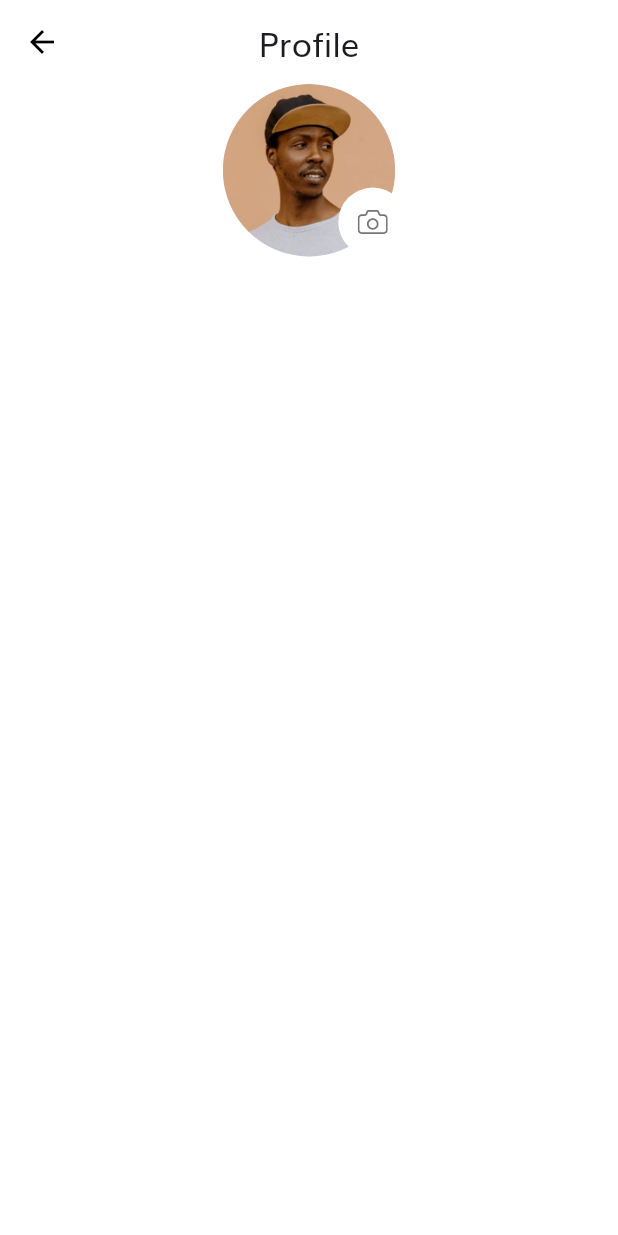
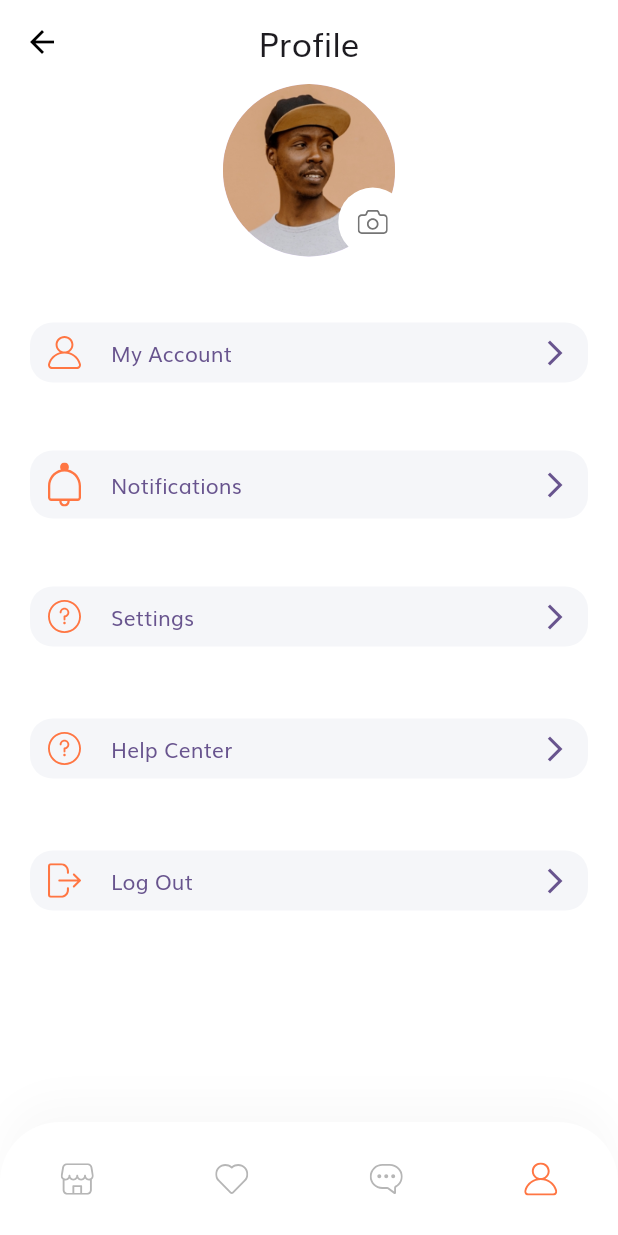
Before and after one commit to biswabikas/ecommerce, a Flutter app: the ProfileScreen screen opened by its route, on a phone screen of 412 x 824 dp. Run offline on Flutter 3.47's test engine with Material 3 defaults, Android fonts, the phone set to English and light mode, and no system bars; our stand-ins replace flutter_svg.

Commit message:
add:user_profile_screen

```diff
--- /dev/null
+++ b/lib/enums.dart
@@ -0,0 +1 @@
+enum Menustate { home, favourite, message, profile }
--- a/lib/main.dart
+++ b/lib/main.dart
@@ -33,7 +33,7 @@ class MyApp extends StatelessWidget {
         colorScheme: ColorScheme.fromSeed(seedColor: Colors.deepPurple),
         useMaterial3: true,
       ),
-      initialRoute: ProfileScreen.routename,
+      initialRoute: SplashScreen.routename,
       routes: routes,
     );
   }
--- a/lib/screens/home/home_screen.dart
+++ b/lib/screens/home/home_screen.dart
@@ -1,4 +1,6 @@
+import 'package:ecommerce_app/enums.dart';
 import 'package:ecommerce_app/screens/home/components/body.dart';
+import 'package:ecommerce_app/screens/profile/components/custom-bottom_nav_bar.dart';
 import 'package:flutter/material.dart';
 
 class HomeScreen extends StatelessWidget {
@@ -9,6 +11,7 @@ class HomeScreen extends StatelessWidget {
   Widget build(BuildContext context) {
     return const Scaffold(
       body: Body(),
+      bottomNavigationBar: CustomBottomNavBar(selectedmenu: Menustate.home),
     );
   }
 }
--- a/lib/screens/profile/components/body.dart
+++ b/lib/screens/profile/components/body.dart
@@ -1,3 +1,4 @@
+import 'package:ecommerce_app/screens/profile/components/profile_menu.dart';
 import 'package:ecommerce_app/screens/profile/components/profile_pic.dart';
 import 'package:flutter/material.dart';
 
@@ -12,12 +13,31 @@ class Body extends StatelessWidget {
         const SizedBox(
           height: 20,
         ),
-        TextButton(
-          onPressed: () {},
-          child: const Row(
-            children: [],
-          ),
-        )
+        ProfileMenu(
+          text: 'My Account',
+          icon: 'assets/icons/User Icon.svg',
+          press: () {},
+        ),
+        ProfileMenu(
+          text: 'Notifications',
+          icon: 'assets/icons/Bell.svg',
+          press: () {},
+        ),
+        ProfileMenu(
+          text: 'Settings',
+          icon: 'assets/icons/Question mark.svg',
+          press: () {},
+        ),
+        ProfileMenu(
+          text: 'Help Center',
+          icon: 'assets/icons/Question mark.svg',
+          press: () {},
+        ),
+        ProfileMenu(
+          text: 'Log Out',
+          icon: 'assets/icons/Log out.svg',
+          press: () {},
+        ),
       ],
     );
   }
--- /dev/null
+++ b/lib/screens/profile/components/custom-bottom_nav_bar.dart
@@ -0,0 +1,84 @@
+import 'package:ecommerce_app/constants.dart';
+import 'package:ecommerce_app/enums.dart';
+import 'package:ecommerce_app/screens/home/home_screen.dart';
+import 'package:ecommerce_app/screens/profile/profile_screen.dart';
+import 'package:flutter/material.dart';
+import 'package:flutter_svg/svg.dart';
+
+class CustomBottomNavBar extends StatelessWidget {
+  const CustomBottomNavBar({
+    super.key,
+    required this.selectedmenu,
+  });
+  final Menustate selectedmenu;
+
+  @override
+  Widget build(BuildContext context) {
+    const Color inactiveiconcolor = Color(0xFFB6B6B6);
+    return Container(
+      padding: const EdgeInsets.symmetric(vertical: 14),
+      decoration: BoxDecoration(
+        borderRadius: const BorderRadius.only(
+          topLeft: Radius.circular(40),
+          topRight: Radius.circular(40),
+        ),
+        color: Colors.white,
+        boxShadow: [
+          BoxShadow(
+            offset: const Offset(0, -15),
+            blurRadius: 20,
+            color: const Color(0xFFDADADA).withOpacity(0.15),
+          ),
+        ],
+      ),
+      child: SafeArea(
+        child: Row(
+          mainAxisAlignment: MainAxisAlignment.spaceAround,
+          children: [
+            IconButton(
+              onPressed: () {
+                Navigator.pushNamed(context, HomeScreen.routename);
+              },
+              icon: SvgPicture.asset(
+                'assets/icons/Shop Icon.svg',
+                // ignore: deprecated_member_use
+                color: Menustate.home == selectedmenu
+                    ? kPrimaryColor
+                    : inactiveiconcolor,
+              ),
+            ),
+            IconButton(
+              onPressed: () {},
+              icon: SvgPicture.asset(
+                'assets/icons/Heart Icon.svg',
+                color: Menustate.favourite == selectedmenu
+                    ? kPrimaryColor
+                    : inactiveiconcolor,
+              ),
+            ),
+            IconButton(
+              onPressed: () {},
+              icon: SvgPicture.asset(
+                'assets/icons/Chat bubble Icon.svg',
+              ),
+              color: Menustate.message == selectedmenu
+                  ? kPrimaryColor
+                  : inactiveiconcolor,
+            ),
+            IconButton(
+              onPressed: () {
+                Navigator.pushNamed(context, ProfileScreen.routename);
+              },
+              icon: SvgPicture.asset(
+                'assets/icons/User Icon.svg',
+                color: Menustate.profile == selectedmenu
+                    ? kPrimaryColor
+                    : inactiveiconcolor,
+              ),
+            ),
+          ],
+        ),
+      ),
+    );
+  }
+}
--- /dev/null
+++ b/lib/screens/profile/components/profile_menu.dart
@@ -0,0 +1,50 @@
+import 'package:ecommerce_app/constants.dart';
+import 'package:flutter/material.dart';
+import 'package:flutter_svg/svg.dart';
+
+class ProfileMenu extends StatelessWidget {
+  const ProfileMenu({
+    super.key,
+    required this.text,
+    required this.icon,
+    required this.press,
+  });
+  final String text, icon;
+  final VoidCallback press;
+
+  @override
+  Widget build(BuildContext context) {
+    return Padding(
+      padding: const EdgeInsets.symmetric(horizontal: 20, vertical: 20),
+      child: TextButton(
+        style: TextButton.styleFrom(
+          backgroundColor: const Color(0xFFF5F6F9),
+          shape: RoundedRectangleBorder(
+            borderRadius: BorderRadius.circular(15),
+          ),
+        ),
+        onPressed: press,
+        child: Row(
+          children: [
+            SvgPicture.asset(
+              icon,
+              width: 22,
+              // ignore: deprecated_member_use
+              color: kPrimaryColor,
+            ),
+            const SizedBox(
+              width: 20,
+            ),
+            Expanded(
+              child: Text(text),
+            ),
+            const Icon(
+              Icons.arrow_forward_ios,
+              size: 20,
+            )
+          ],
+        ),
+      ),
+    );
+  }
+}
--- a/lib/screens/profile/profile_screen.dart
+++ b/lib/screens/profile/profile_screen.dart
@@ -1,4 +1,6 @@
+import 'package:ecommerce_app/enums.dart';
 import 'package:ecommerce_app/screens/profile/components/body.dart';
+import 'package:ecommerce_app/screens/profile/components/custom-bottom_nav_bar.dart';
 import 'package:flutter/material.dart';
 
 class ProfileScreen extends StatelessWidget {
@@ -13,6 +15,9 @@ class ProfileScreen extends StatelessWidget {
         title: const Text('Profile'),
       ),
       body: const Body(),
+      bottomNavigationBar: const CustomBottomNavBar(
+        selectedmenu: Menustate.profile,
+      ),
     );
   }
 }
```
